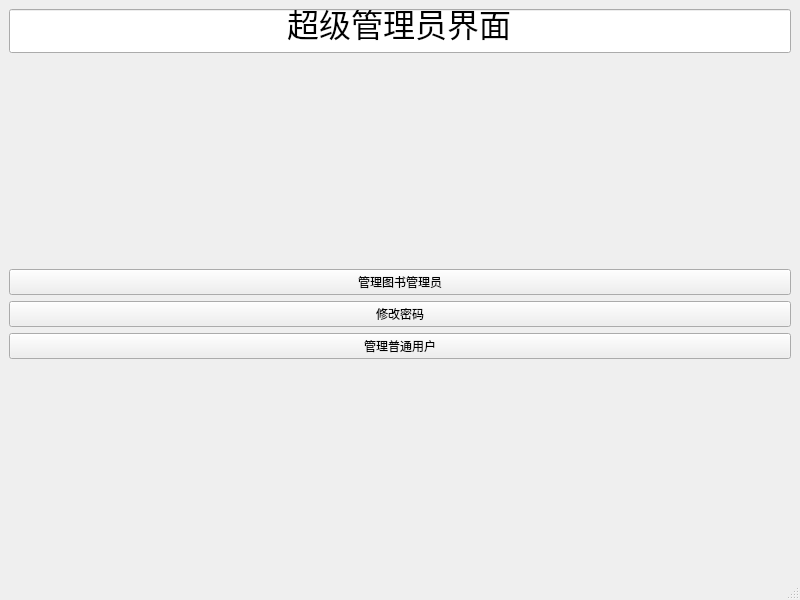
LGH2713/Library_management_system, file admininterface.ui: the form before one commit.
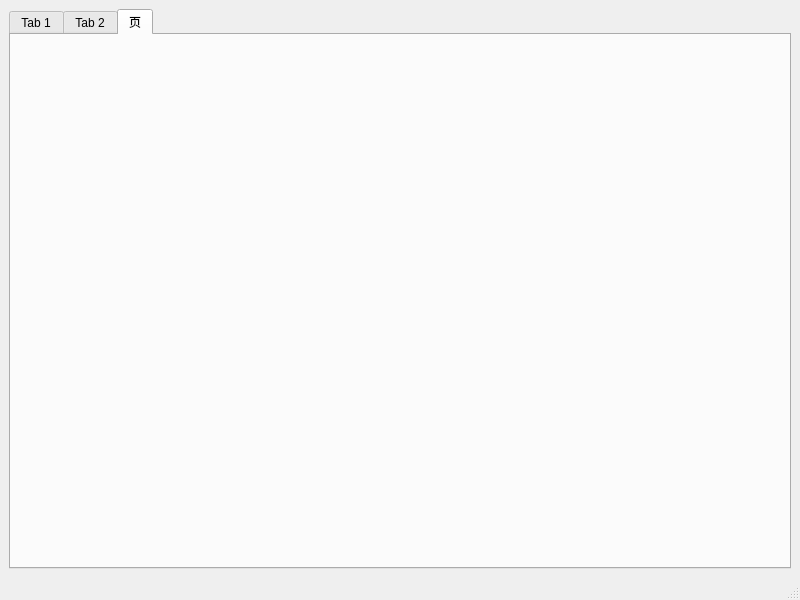
The form after the commit.

Commit message: refactor: 三个用户界面使用tab widget替换push button

What changed in the file:
```diff
--- a/admininterface.ui
+++ b/admininterface.ui
@@ -15,84 +15,28 @@
   </property>
   <widget class="QWidget" name="centralwidget">
    <layout class="QGridLayout" name="gridLayout">
-    <item row="1" column="0">
-     <spacer name="verticalSpacer">
-      <property name="orientation">
-       <enum>Qt::Vertical</enum>
-      </property>
-      <property name="sizeHint" stdset="0">
-       <size>
-        <width>20</width>
-        <height>40</height>
-       </size>
-      </property>
-     </spacer>
-    </item>
-    <item row="2" column="0">
-     <layout class="QVBoxLayout" name="verticalLayout">
-      <item>
-       <layout class="QHBoxLayout" name="horizontalLayout_2">
-        <item>
-         <widget class="QPushButton" name="pushButton_2">
-          <property name="text">
-           <string>管理图书管理员</string>
-          </property>
-         </widget>
-        </item>
-       </layout>
-      </item>
-      <item>
-       <layout class="QHBoxLayout" name="horizontalLayout_3">
-        <item>
-         <widget class="QPushButton" name="pushButton_3">
-          <property name="text">
-           <string>修改密码</string>
-          </property>
-         </widget>
-        </item>
-       </layout>
-      </item>
-      <item>
-       <layout class="QHBoxLayout" name="horizontalLayout">
-        <item>
-         <widget class="QPushButton" name="pushButton">
-          <property name="text">
-           <string>管理普通用户</string>
-          </property>
-         </widget>
-        </item>
-       </layout>
-      </item>
-     </layout>
-    </item>
     <item row="0" column="0">
-     <widget class="QLineEdit" name="adminTitle">
-      <property name="font">
-       <font>
-        <pointsize>24</pointsize>
-       </font>
+     <widget class="QTabWidget" name="tabWidget">
+      <property name="currentIndex">
+       <number>2</number>
       </property>
-      <property name="text">
-       <string>超级管理员界面</string>
-      </property>
-      <property name="alignment">
-       <set>Qt::AlignCenter</set>
-      </property>
+      <widget class="QWidget" name="tab">
+       <attribute name="title">
+        <string>Tab 1</string>
+       </attribute>
+      </widget>
+      <widget class="QWidget" name="tab_2">
+       <attribute name="title">
+        <string>Tab 2</string>
+       </attribute>
+      </widget>
+      <widget class="QWidget" name="tab_3">
+       <attribute name="title">
+        <string>页</string>
+       </attribute>
+      </widget>
      </widget>
     </item>
-    <item row="3" column="0">
-     <spacer name="verticalSpacer_2">
-      <property name="orientation">
-       <enum>Qt::Vertical</enum>
-      </property>
-      <property name="sizeHint" stdset="0">
-       <size>
-        <width>20</width>
-        <height>40</height>
-       </size>
-      </property>
-     </spacer>
-    </item>
    </layout>
   </widget>
   <widget class="QMenuBar" name="menubar">
```
The commit also changes 6 other files.
